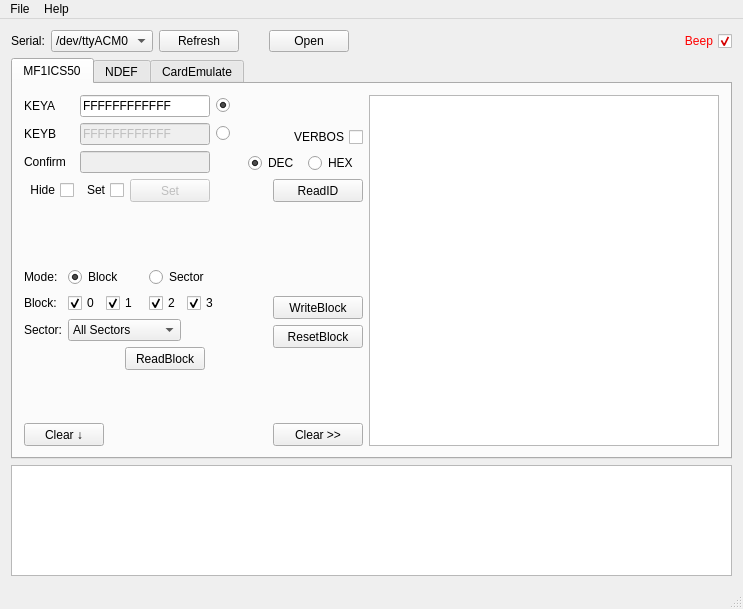
Qt form src/mainwindow.ui (JiapengLi/GNFC) before a commit.
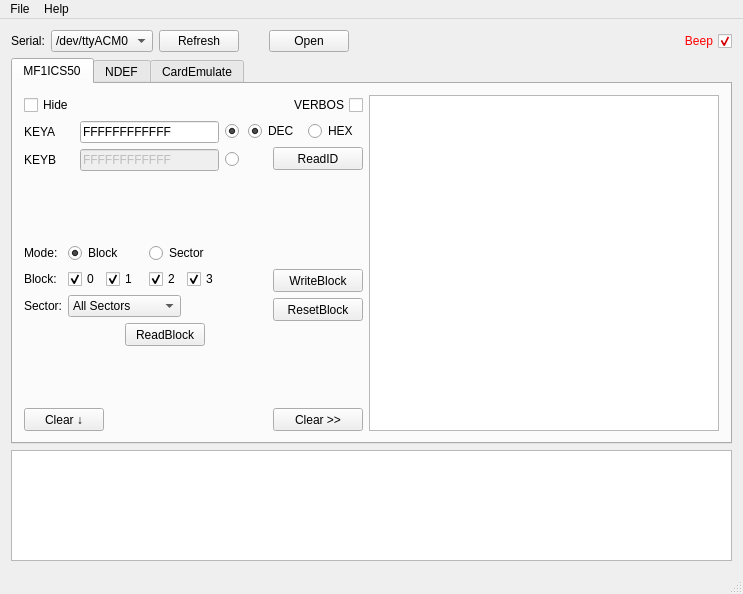
The same form after that commit.

Commit message: Clean targe, delete useless widgets.

What changed in the file:
```diff
--- a/src/mainwindow.ui
+++ b/src/mainwindow.ui
@@ -7,7 +7,7 @@
     <x>0</x>
     <y>0</y>
     <width>739</width>
-    <height>609</height>
+    <height>591</height>
    </rect>
   </property>
   <property name="windowTitle">
@@ -118,22 +118,41 @@
        </attribute>
        <layout class="QGridLayout" name="gridLayout_5">
         <item row="0" column="0" colspan="3">
-         <layout class="QGridLayout" name="gridLayout">
+         <layout class="QGridLayout" name="gridLayout_2">
           <item row="0" column="0">
+           <widget class="QCheckBox" name="keyHideCheckBox">
+            <property name="layoutDirection">
+             <enum>Qt::LeftToRight</enum>
+            </property>
+            <property name="text">
+             <string>Hide</string>
+            </property>
+            <property name="checkable">
+             <bool>true</bool>
+            </property>
+            <property name="checked">
+             <bool>false</bool>
+            </property>
+            <property name="tristate">
+             <bool>false</bool>
+            </property>
+           </widget>
+          </item>
+          <item row="1" column="0">
            <widget class="QLabel" name="label_2">
             <property name="text">
              <string>KEYA</string>
             </property>
            </widget>
           </item>
-          <item row="0" column="1" colspan="2">
+          <item row="1" column="1">
            <widget class="QLineEdit" name="keyALineEdit">
             <property name="text">
              <string>FFFFFFFFFFFF</string>
             </property>
            </widget>
           </item>
-          <item row="0" column="3">
+          <item row="1" column="2">
            <widget class="QRadioButton" name="keyARB">
             <property name="text">
              <string/>
@@ -146,14 +165,14 @@
             </attribute>
            </widget>
           </item>
-          <item row="1" column="0">
+          <item row="2" column="0">
            <widget class="QLabel" name="label_3">
             <property name="text">
              <string>KEYB</string>
             </property>
            </widget>
           </item>
-          <item row="1" column="1" colspan="2">
+          <item row="2" column="1">
            <widget class="QLineEdit" name="keyBLineEdit">
             <property name="enabled">
              <bool>false</bool>
@@ -163,7 +182,7 @@
             </property>
            </widget>
           </item>
-          <item row="1" column="3">
+          <item row="2" column="2">
            <widget class="QRadioButton" name="keyBRB">
             <property name="text">
              <string/>
@@ -173,92 +192,11 @@
             </attribute>
            </widget>
           </item>
-          <item row="2" column="0">
-           <widget class="QLabel" name="label_4">
-            <property name="enabled">
-             <bool>true</bool>
-            </property>
-            <property name="text">
-             <string>Confirm</string>
-            </property>
-           </widget>
-          </item>
-          <item row="2" column="1" colspan="2">
-           <widget class="QLineEdit" name="confirmLineEdit">
-            <property name="enabled">
-             <bool>false</bool>
-            </property>
-           </widget>
-          </item>
-          <item row="3" column="0">
-           <widget class="QCheckBox" name="keyHideCheckBox">
-            <property name="layoutDirection">
-             <enum>Qt::RightToLeft</enum>
-            </property>
-            <property name="text">
-             <string>Hide</string>
-            </property>
-            <property name="checkable">
-             <bool>true</bool>
-            </property>
-            <property name="checked">
-             <bool>false</bool>
-            </property>
-            <property name="tristate">
-             <bool>false</bool>
-            </property>
-           </widget>
-          </item>
-          <item row="3" column="1">
-           <widget class="QCheckBox" name="enableSetPassWordButton">
-            <property name="layoutDirection">
-             <enum>Qt::RightToLeft</enum>
-            </property>
-            <property name="text">
-             <string>Set</string>
-            </property>
-           </widget>
-          </item>
-          <item row="3" column="2">
-           <widget class="QPushButton" name="setPassWordButton">
-            <property name="enabled">
-             <bool>false</bool>
-            </property>
-            <property name="minimumSize">
-             <size>
-              <width>80</width>
-              <height>23</height>
-             </size>
-            </property>
-            <property name="maximumSize">
-             <size>
-              <width>80</width>
-              <height>23</height>
-             </size>
-            </property>
-            <property name="text">
-             <string>Set</string>
-            </property>
-           </widget>
-          </item>
          </layout>
         </item>
         <item row="0" column="3" colspan="2">
-         <layout class="QGridLayout" name="gridLayout_2">
+         <layout class="QGridLayout" name="gridLayout">
           <item row="0" column="1">
-           <spacer name="verticalSpacer_3">
-            <property name="orientation">
-             <enum>Qt::Vertical</enum>
-            </property>
-            <property name="sizeHint" stdset="0">
-             <size>
-              <width>20</width>
-              <height>18</height>
-             </size>
-            </property>
-           </spacer>
-          </item>
-          <item row="1" column="0" colspan="2">
            <widget class="QCheckBox" name="checkBoxVerbos">
             <property name="sizePolicy">
              <sizepolicy hsizetype="Fixed" vsizetype="Fixed">
@@ -274,7 +212,7 @@
             </property>
            </widget>
           </item>
-          <item row="2" column="0" colspan="2">
+          <item row="1" column="0" colspan="2">
            <layout class="QHBoxLayout" name="horizontalLayout">
             <item>
              <widget class="QRadioButton" name="decRB">
@@ -316,7 +254,7 @@
             </item>
            </layout>
           </item>
-          <item row="3" column="0">
+          <item row="2" column="0">
            <spacer name="horizontalSpacer_3">
             <property name="orientation">
              <enum>Qt::Horizontal</enum>
@@ -332,7 +270,7 @@
             </property>
            </spacer>
           </item>
-          <item row="3" column="1">
+          <item row="2" column="1">
            <widget class="QPushButton" name="readIDButton">
             <property name="sizePolicy">
              <sizepolicy hsizetype="Fixed" vsizetype="Fixed">
@@ -680,7 +618,7 @@
           </property>
          </widget>
         </item>
-        <item row="4" column="3" rowspan="2">
+        <item row="4" column="3">
          <spacer name="horizontalSpacer_5">
           <property name="orientation">
            <enum>Qt::Horizontal</enum>
```
The commit also changes 2 other files.
